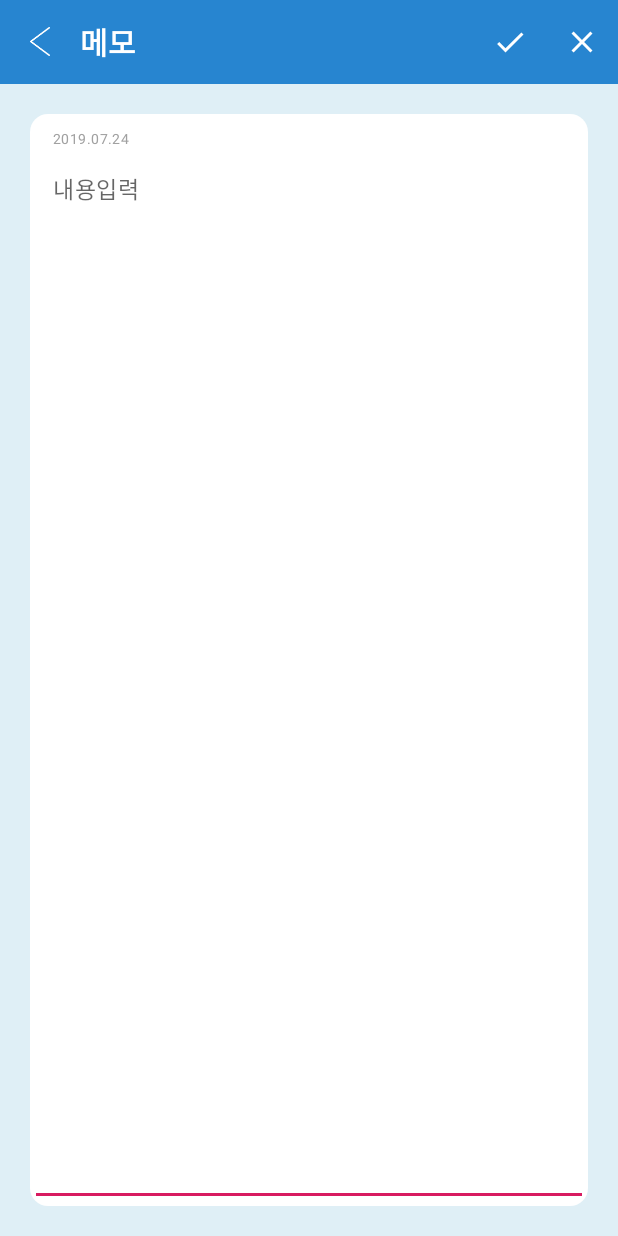
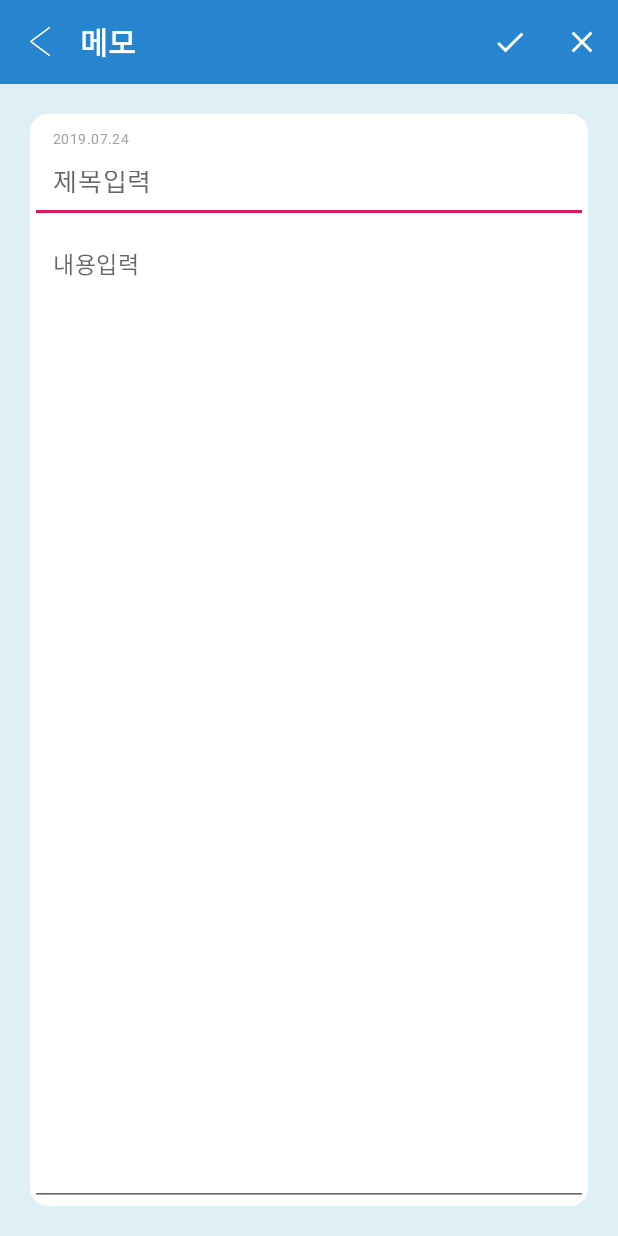
Before and after one commit to railin1035/TodayIs, an Android app: the memo_edit screen opened directly, with no data from a screen before it, after a tap on "check", on a phone screen of 412 x 824 dp. Run offline under Robolectric (Android 15) with nearby library versions, the phone set to English and light mode, and no system bars; our stand-ins replace Firebase (no records; nobody signed in at launch, a user with empty details on screens opened directly); 1 statement that could not run was skipped.

Commit message:
08_26 삽질

```diff
--- a/tdi_main/app/build.gradle
+++ b/tdi_main/app/build.gradle
@@ -23,11 +23,14 @@ android {
 
 dependencies {
     implementation fileTree(include: ['*.jar'], dir: 'libs')
+    //noinspection GradleCompatible
     implementation 'com.android.support:appcompat-v7:28.0.0'
+
     implementation 'com.android.support.constraint:constraint-layout:1.1.3'
     implementation 'com.android.support:recyclerview-v7:28.0.0'
     implementation 'com.android.support:design:28.0.0'
     implementation 'com.jakewharton:butterknife:8.8.1'
+    implementation 'com.google.firebase:firebase-database:16.0.4'
     testImplementation 'junit:junit:4.12'
     androidTestImplementation 'com.android.support.test:runner:1.0.2'
     annotationProcessor 'com.jakewharton:butterknife-compiler:8.8.1'
--- a/tdi_main/app/src/main/AndroidManifest.xml
+++ b/tdi_main/app/src/main/AndroidManifest.xml
@@ -1,6 +1,8 @@
 <?xml version="1.0" encoding="utf-8"?>
 <manifest xmlns:android="http://schemas.android.com/apk/res/android"
     package="com.ghc.tdi_main">
+    <uses-permission android:name="android.permission.INTERNET"/>
+
     <application
         android:allowBackup="true"
         android:icon="@drawable/bigcircletodayisicon"
--- a/tdi_main/app/src/main/java/com/ghc/tdi_main/Memo/memo_edit.java
+++ b/tdi_main/app/src/main/java/com/ghc/tdi_main/Memo/memo_edit.java
@@ -7,13 +7,40 @@ import android.support.v7.widget.Toolbar;
 import android.view.Menu;
 import android.view.MenuItem;
 import android.view.View;
+import android.widget.EditText;
 import android.widget.ImageView;
 import android.widget.TextView;
 
+import android.support.v7.widget.RecyclerView.ViewHolder;
+
 import com.ghc.tdi_main.Main.activity_main;
+import com.ghc.tdi_main.Memo.memo_list;
 import com.ghc.tdi_main.R;
+import com.google.firebase.database.DatabaseReference;
+import com.google.firebase.database.FirebaseDatabase;
+
+import java.util.ArrayList;
 
 public class memo_edit extends AppCompatActivity {
+
+        private FirebaseDatabase mFirebase;
+        private DatabaseReference mDatabase;
+
+        EditText edit_Title;
+        EditText edit_Content;
+        TextView edit_Date;
+
+        String ID;
+        String title;
+        String content;
+        String date;
+        String editdate;
+
+        public void writeNewMeMo(String title, String content, String create_day, String update_day){
+                String key = mDatabase.child("memo_list").push().getKey();
+                memo_list_items memo = new memo_list_items(title, content, create_day, update_day);
+                mDatabase.child("memo_list").child(title).setValue(memo);
+        }
 
 @Override
 protected void onCreate(Bundle savedInstanceState) {
@@ -27,6 +54,10 @@ protected void onCreate(Bundle savedInstanceState) {
         TextView tbackbtn;
         backbtn = (ImageView)findViewById(R.id.back_setting);
 
+        mDatabase = FirebaseDatabase.getInstance().getReference();
+        edit_Title = (EditText)findViewById(R.id.memo_edit_title);
+        edit_Content = (EditText)findViewById(R.id.memo_edit_contents);
+        edit_Date = (TextView)findViewById(R.id.memo_edit_day);
 
         /*뒤로가기 인텐트*/
         backbtn.setOnClickListener(new View.OnClickListener() {
@@ -60,6 +91,22 @@ protected void onCreate(Bundle savedInstanceState) {
         public boolean onOptionsItemSelected(MenuItem item){
                 switch(item.getItemId()){
                         case R.id.memo_storage:
+                                title = edit_Title.getText().toString();
+                                content = edit_Content.getText().toString();
+                                date = edit_Date.getText().toString();
+                                editdate = edit_Date.getText().toString();
+                                writeNewMeMo(title, content, date, editdate);
+
+                                ArrayList<memo_list_items> memo_items = new ArrayList<>();
+                                memo_list_items memo = new memo_list_items(title, content, date, editdate);
+                                memo_items.add(0, memo);
+
+                                memo_list_adapter list_adapter = new memo_list_adapter(memo_items);
+
+                                memo_items.set(getAdapterPosition(), memo);
+
+
+
                                 break;
                         case R.id.memo_close:
                                 Intent intent = new Intent(memo_edit.this,memo_list.class);
--- a/tdi_main/app/src/main/res/layout/memo_edit_filed.xml
+++ b/tdi_main/app/src/main/res/layout/memo_edit_filed.xml
@@ -31,6 +31,20 @@
                 android:paddingTop="10dp"
                 android:text="2019.07.24"/>
             <!--오늘 날짜입력-->
+
+            <EditText
+                android:id="@+id/memo_edit_title"
+                android:layout_width="match_parent"
+                android:layout_height="50dp"
+                android:gravity="top"
+                android:textSize="17sp"
+                android:textColor="@color/colorBlack"
+                android:letterSpacing="0.03"
+                android:lineSpacingExtra="5sp"
+                android:padding="15dp"
+                android:hint="제목입력"
+                />
+
     <EditText
         android:id="@+id/memo_edit_contents"
         android:layout_width="match_parent"
```
Also changed, not shown: 1 other file.
